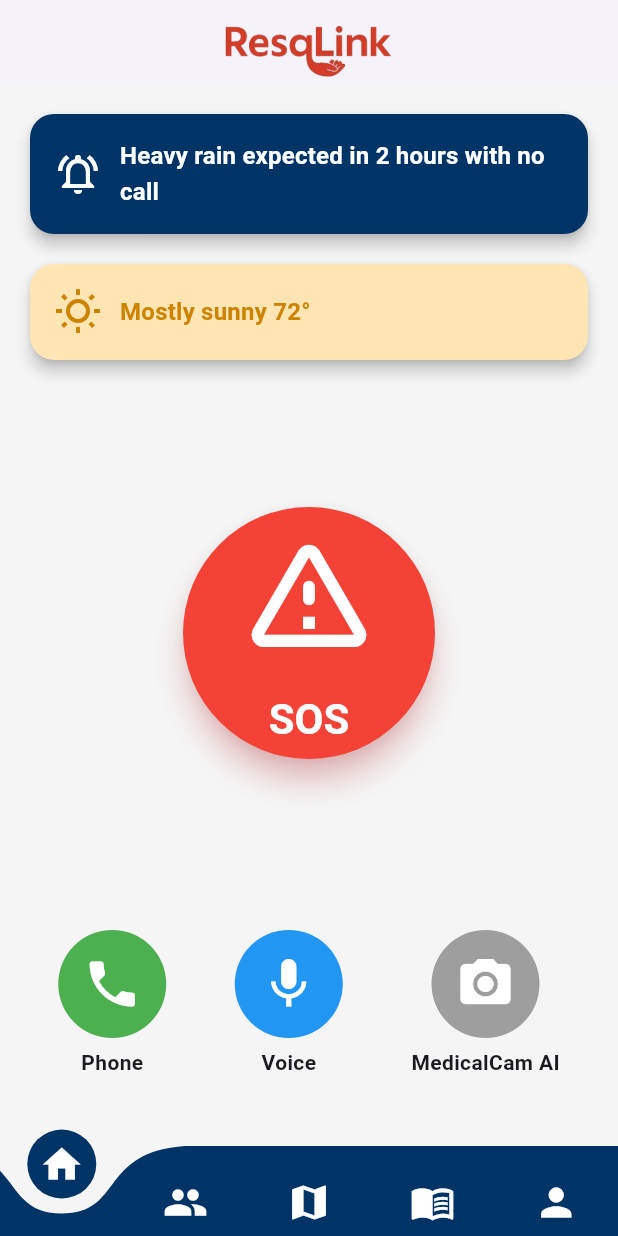
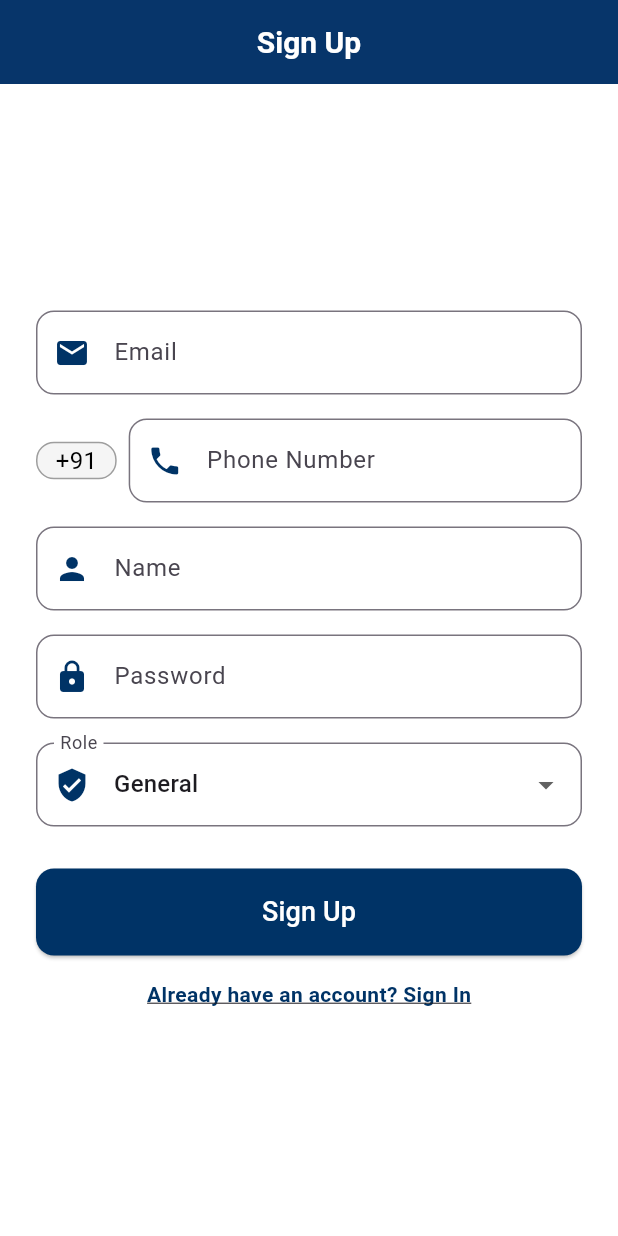
Before and after one commit to ftakhil/resqlink, a Flutter app: the screen it shows after launch, on a phone screen of 412 x 824 dp. Run offline on Flutter 3.47's test engine with Material 3 defaults, Android fonts, the phone set to English and light mode, and no system bars; drawn by our look-alikes of curved_navigation_bar, flutter_animate; our stand-ins replace image_picker, supabase_flutter; accounts and stored records are empty.

Commit message:
signin/signup

```diff
--- /dev/null
+++ b/lib/auth_page.dart
@@ -0,0 +1,211 @@
+import 'package:flutter/material.dart';
+import 'package:supabase_flutter/supabase_flutter.dart';
+import 'main.dart';
+
+class AuthPage extends StatefulWidget {
+  const AuthPage({Key? key}) : super(key: key);
+
+  @override
+  State<AuthPage> createState() => _AuthPageState();
+}
+
+class _AuthPageState extends State<AuthPage> {
+  final _formKey = GlobalKey<FormState>();
+  final TextEditingController _emailController = TextEditingController();
+  final TextEditingController _phoneController = TextEditingController();
+  final TextEditingController _nameController = TextEditingController();
+  final TextEditingController _passwordController = TextEditingController();
+  String _role = 'general';
+  bool _isSignIn = false;
+
+  @override
+  Widget build(BuildContext context) {
+    return Scaffold(
+      backgroundColor: Colors.white,
+      appBar: AppBar(
+        backgroundColor: const Color(0xFF003366),
+        title: Text(_isSignIn ? 'Sign In' : 'Sign Up', style: const TextStyle(color: Colors.white)),
+        centerTitle: true,
+        iconTheme: const IconThemeData(color: Colors.white),
+      ),
+      body: Center(
+        child: SingleChildScrollView(
+          child: Padding(
+            padding: const EdgeInsets.all(24.0),
+            child: Form(
+              key: _formKey,
+              child: Column(
+                mainAxisSize: MainAxisSize.min,
+                children: [
+                  TextFormField(
+                    controller: _emailController,
+                    decoration: InputDecoration(
+                      labelText: 'Email',
+                      border: OutlineInputBorder(borderRadius: BorderRadius.circular(12)),
+                      prefixIcon: const Icon(Icons.email, color: Color(0xFF003366)),
+                    ),
+                    keyboardType: TextInputType.emailAddress,
+                    validator: (value) => value == null || value.isEmpty ? 'Enter your email' : null,
+                  ),
+                  const SizedBox(height: 16),
+                  Row(
+                    children: [
+                      Container(
+                        padding: const EdgeInsets.symmetric(horizontal: 12, vertical: 0),
+                        decoration: BoxDecoration(
+                          border: Border.all(color: Colors.grey),
+                          borderRadius: BorderRadius.circular(12),
+                          color: Colors.grey[100],
+                        ),
+                        child: const Text('+91', style: TextStyle(fontSize: 16, color: Colors.black)),
+                      ),
+                      const SizedBox(width: 8),
+                      Expanded(
+                        child: TextFormField(
+                          controller: _phoneController,
+                          decoration: InputDecoration(
+                            labelText: 'Phone Number',
+                            border: OutlineInputBorder(borderRadius: BorderRadius.circular(12)),
+                            prefixIcon: const Icon(Icons.phone, color: Color(0xFF003366)),
+                          ),
+                          keyboardType: TextInputType.phone,
+                          validator: (value) => value == null || value.isEmpty ? 'Enter your phone number' : null,
+                        ),
+                      ),
+                    ],
+                  ),
+                  const SizedBox(height: 16),
+                  if (!_isSignIn) ...[
+                    TextFormField(
+                      controller: _nameController,
+                      decoration: InputDecoration(
+                        labelText: 'Name',
+                        border: OutlineInputBorder(borderRadius: BorderRadius.circular(12)),
+                        prefixIcon: const Icon(Icons.person, color: Color(0xFF003366)),
+                      ),
+                      validator: (value) => value == null || value.isEmpty ? 'Enter your name' : null,
+                    ),
+                    const SizedBox(height: 16),
+                  ],
+                  TextFormField(
+                    controller: _passwordController,
+                    decoration: InputDecoration(
+                      labelText: 'Password',
+                      border: OutlineInputBorder(borderRadius: BorderRadius.circular(12)),
+                      prefixIcon: const Icon(Icons.lock, color: Color(0xFF003366)),
+                    ),
+                    obscureText: true,
+                    validator: (value) => value == null || value.isEmpty ? 'Enter your password' : null,
+                  ),
+                  const SizedBox(height: 16),
+                  if (!_isSignIn)
+                    DropdownButtonFormField<String>(
+                      value: _role,
+                      decoration: InputDecoration(
+                        labelText: 'Role',
+                        border: OutlineInputBorder(borderRadius: BorderRadius.circular(12)),
+                        prefixIcon: const Icon(Icons.verified_user, color: Color(0xFF003366)),
+                      ),
+                      items: const [
+                        DropdownMenuItem(value: 'representative', child: Text('Representative')),
+                        DropdownMenuItem(value: 'general', child: Text('General')),
+                      ],
+                      onChanged: (value) {
+                        if (value != null) setState(() => _role = value);
+                      },
+                    ),
+                  const SizedBox(height: 28),
+                  SizedBox(
+                    width: double.infinity,
+                    child: ElevatedButton(
+                      style: ElevatedButton.styleFrom(
+                        backgroundColor: const Color(0xFF003366),
+                        padding: const EdgeInsets.symmetric(vertical: 16),
+                        shape: RoundedRectangleBorder(borderRadius: BorderRadius.circular(12)),
+                      ),
+                      onPressed: () async {
+                        if (_formKey.currentState?.validate() ?? false) {
+                          if (_isSignIn) {
+                            // Sign In logic
+                            try {
+                              final supabase = Supabase.instance.client;
+                              final response = await supabase
+                                  .from('users')
+                                  .select()
+                                  .eq('email', _emailController.text.trim())
+                                  .eq('password', _passwordController.text)
+                                  .maybeSingle();
+                              if (response != null) {
+                                if (mounted) {
+                                  ScaffoldMessenger.of(context).showSnackBar(
+                                    const SnackBar(content: Text('Sign in successful!')),
+                                  );
+                                  Navigator.of(context).pushReplacement(
+                                    MaterialPageRoute(builder: (_) => const ResQLinkHomePage()),
+                                  );
+                                }
+                              } else {
+                                ScaffoldMessenger.of(context).showSnackBar(
+                                  const SnackBar(content: Text('Invalid email or password.')),
+                                );
+                              }
+                            } catch (e) {
+                              ScaffoldMessenger.of(context).showSnackBar(
+                                SnackBar(content: Text('Sign in failed: \\${e.toString()}')),
+                              );
+                            }
+                          } else {
+                            // Sign Up logic
+                            try {
+                              final supabase = Supabase.instance.client;
+                              await supabase.from('users').insert({
+                                'email': _emailController.text.trim(),
+                                'phone': '+91${_phoneController.text.trim()}',
+                                'name': _nameController.text.trim(),
+                                'password': _passwordController.text, // In production, hash the password!
+                                'role': _role,
+                              });
+                              if (mounted) {
+                                ScaffoldMessenger.of(context).showSnackBar(
+                                  const SnackBar(content: Text('Sign up successful!')),
+                                );
+                                Navigator.of(context).pushReplacement(
+                                  MaterialPageRoute(builder: (_) => const ResQLinkHomePage()),
+                                );
+                              }
+                            } catch (e) {
+                              ScaffoldMessenger.of(context).showSnackBar(
+                                SnackBar(content: Text('Sign up failed: \\${e.toString()}')),
+                              );
+                            }
+                          }
+                        }
+                      },
+                      child: Text(_isSignIn ? 'Sign In' : 'Sign Up', style: const TextStyle(fontSize: 18, color: Colors.white)),
+                    ),
+                  ),
+                  const SizedBox(height: 16),
+                  GestureDetector(
+                    onTap: () {
+                      setState(() {
+                        _isSignIn = !_isSignIn;
+                      });
+                    },
+                    child: Text(
+                      _isSignIn ? "Don't have an account? Sign Up" : 'Already have an account? Sign In',
+                      style: const TextStyle(
+                        color: Color(0xFF003366),
+                        fontWeight: FontWeight.bold,
+                        decoration: TextDecoration.underline,
+                      ),
+                    ),
+                  ),
+                ],
+              ),
+            ),
+          ),
+        ),
+      ),
+    );
+  }
+}
--- a/lib/main.dart
+++ b/lib/main.dart
@@ -10,8 +10,15 @@ import 'guide_page.dart';
 import 'package:image_picker/image_picker.dart';
 import 'package:http/http.dart' as http;
 import 'dart:io';
+import 'auth_page.dart';
+import 'package:supabase_flutter/supabase_flutter.dart';
 
-void main() {
+void main() async {
+  WidgetsFlutterBinding.ensureInitialized();
+  await Supabase.initialize(
+    url: 'https://axhllqkehjppzhjyjumg.supabase.co',
+    anonKey: 'eyJhbGciOiJIUzI1NiIsInR5cCI6IkpXVCJ9.eyJpc3MiOiJzdXBhYmFzZSIsInJlZiI6ImF4aGxscWtlaGpwcHpoanlqdW1nIiwicm9sZSI6InNlcnZpY2Vfcm9sZSIsImlhdCI6MTc1MjIxODAxNCwiZXhwIjoyMDY3Nzk0MDE0fQ.m8Ye09Nt7pZf4cIdIQpNoC0hMzJXHl83KoiLgUSXy4A',
+  );
   runApp(const ResQLinkApp());
 }
 
@@ -40,7 +47,7 @@ class ResQLinkApp extends StatelessWidget {
           ),
         ),
       ),
-      home: const ResQLinkHomePage(),
+      home: const AuthPage(),
       debugShowCheckedModeBanner: false,
     );
   }
--- a/pubspec.yaml
+++ b/pubspec.yaml
@@ -17,6 +17,7 @@ dependencies:
   flutter_animate: ^4.1.1+1
   image_picker: ^1.0.7
   http: ^1.2.1
+  supabase_flutter: ^2.3.3
 
 dev_dependencies:
   flutter_test:
```
Also changed, not shown: pubspec.lock, 5 other files.
